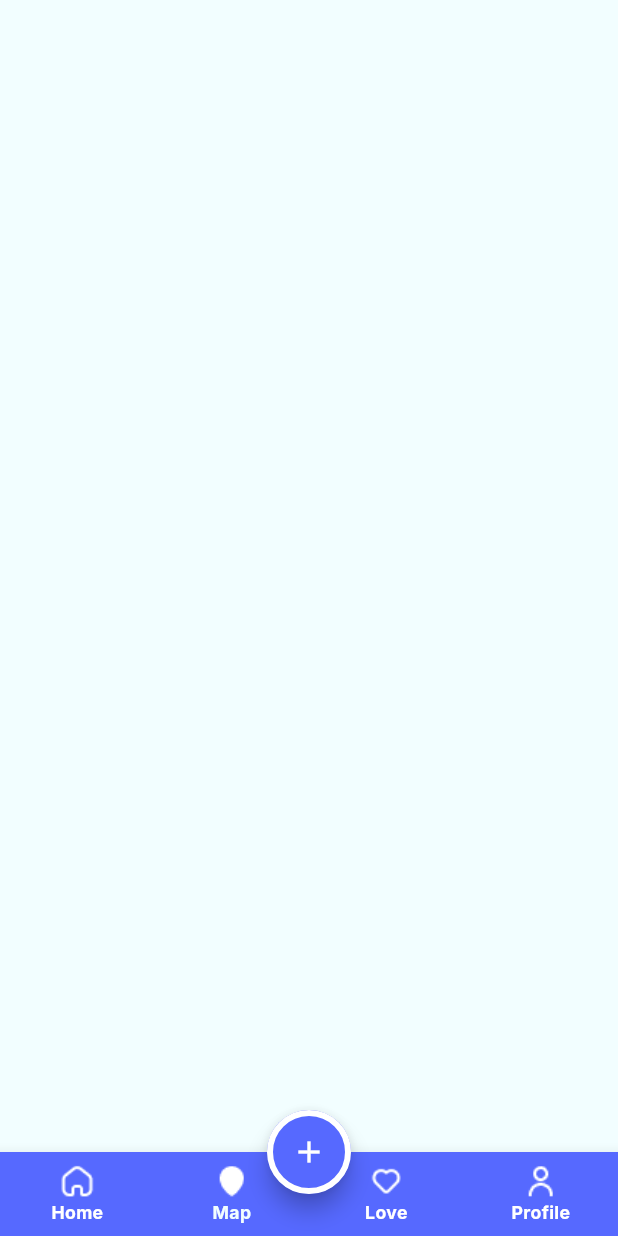
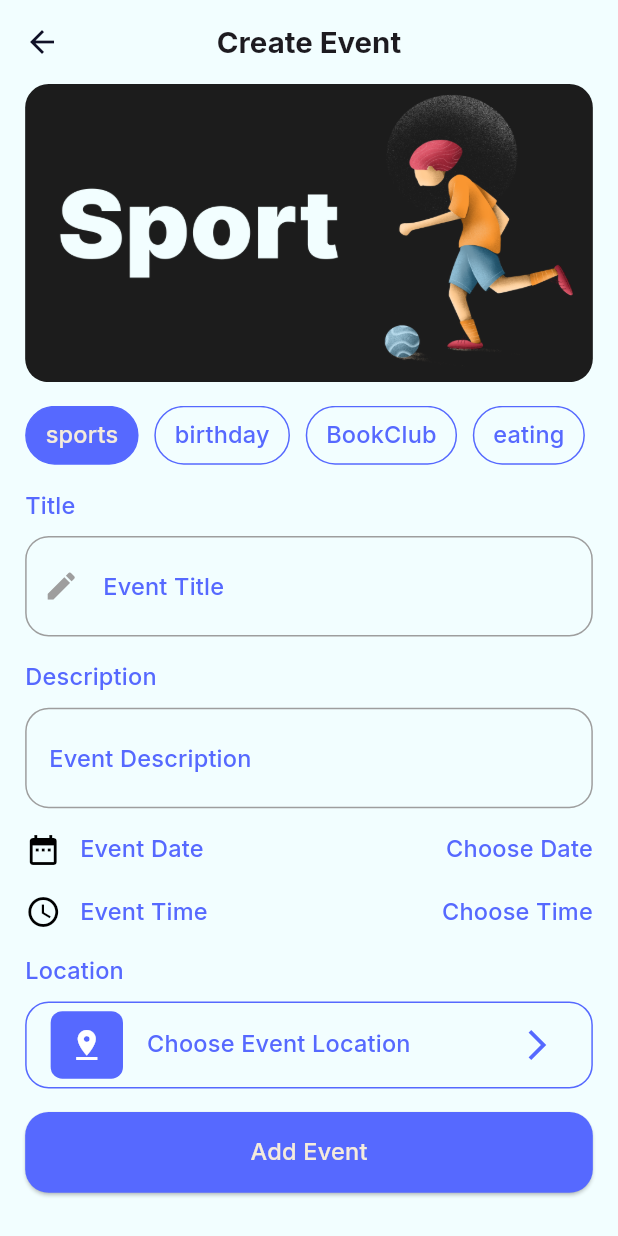
Before and after one commit to kareemezzat25/Todo, a Flutter app: the HomeView screen opened by its route, item 2 of the bottom bar chosen, after a tap on the "add" icon, on a phone screen of 412 x 824 dp. Run offline on Flutter 3.47's test engine with Material 3 defaults, Android fonts, the phone set to English and light mode, and no system bars; our stand-ins replace easy_localization, flutter_screenutil, font_awesome_flutter, google_fonts, introduction_screen, material_design_icons_flutter and 2 more; accounts and stored records are empty.

Commit message:
Create_event_ui without themeing

```diff
--- a/lib/main.dart
+++ b/lib/main.dart
@@ -4,6 +4,7 @@ import 'package:provider/provider.dart';
 import 'package:todo_app/models/cache.dart';
 import 'package:todo_app/models/theme.dart';
 import 'package:todo_app/providers/theme_provider.dart';
+import 'package:todo_app/views/create_event.dart';
 import 'package:todo_app/views/forgetPassword.dart';
 import 'package:todo_app/views/homeview.dart';
 import 'package:todo_app/views/introductionview.dart';
@@ -53,7 +54,8 @@ class TodoApp extends StatelessWidget {
             LoginView.routeName: (context) => LoginView(),
             SignUpView.routeName: (context) => SignUpView(),
             HomeView.routeName: (context) => HomeView(),
-            ForgetPasswordView.routeName: (context) => ForgetPasswordView()
+            ForgetPasswordView.routeName: (context) => ForgetPasswordView(),
+            CreateEvent.routeName: (context) => CreateEvent(),
           },
           debugShowCheckedModeBanner: false,
         );
--- a/lib/models/theme.dart
+++ b/lib/models/theme.dart
@@ -17,7 +17,10 @@ class MyThemeData {
               borderRadius: BorderRadius.circular(34.r),
               borderSide: const BorderSide(color: Colors.white, width: 4))),
       appBarTheme: const AppBarTheme(
-          elevation: 0, backgroundColor: Colors.transparent, centerTitle: true),
+          iconTheme: IconThemeData(color: primaryColordark),
+          elevation: 0,
+          backgroundColor: Colors.transparent,
+          centerTitle: true),
       bottomNavigationBarTheme: BottomNavigationBarThemeData(
         selectedLabelStyle: GoogleFonts.inter(
             fontSize: 12.sp, fontWeight: FontWeight.w700, color: Colors.white),
@@ -63,9 +66,17 @@ class MyThemeData {
           backgroundColor: primaryColordark,
           shape: OutlineInputBorder(
               borderRadius: BorderRadius.circular(34.r),
-              borderSide: BorderSide(color: secondaryColorDark, width: 4))),
-      appBarTheme: const AppBarTheme(
-          centerTitle: true, elevation: 0, backgroundColor: Colors.transparent),
+              borderSide:
+                  const BorderSide(color: secondaryColorDark, width: 4))),
+      appBarTheme: AppBarTheme(
+          iconTheme: IconThemeData(color: primarycolorlight),
+          titleTextStyle: GoogleFonts.inter(
+              fontSize: 20,
+              fontWeight: FontWeight.w400,
+              color: primarycolorlight),
+          centerTitle: true,
+          elevation: 0,
+          backgroundColor: Colors.transparent),
       bottomNavigationBarTheme: BottomNavigationBarThemeData(
           backgroundColor: primaryColordark,
           showSelectedLabels: true,
--- /dev/null
+++ b/lib/providers/create_event_provider.dart
@@ -0,0 +1,21 @@
+import 'package:flutter/material.dart';
+
+class CreateEventProvider extends ChangeNotifier {
+  int selectedIndex = 0;
+
+  List<String> eventCategories = [
+    "sports",
+    "birthday",
+    "BookClub",
+    "eating",
+    "exhibition",
+    "gaming",
+    "holiday",
+    "meeting",
+    "workshop"
+  ];
+  changeCategory(int index) {
+    selectedIndex = index;
+    notifyListeners();
+  }
+}
--- /dev/null
+++ b/lib/views/create_event.dart
@@ -0,0 +1,239 @@
+import 'package:flutter/material.dart';
+import 'package:flutter_screenutil/flutter_screenutil.dart';
+import 'package:provider/provider.dart';
+import 'package:todo_app/models/theme.dart';
+import 'package:todo_app/providers/create_event_provider.dart';
+import 'package:todo_app/providers/theme_provider.dart';
+
+class CreateEvent extends StatelessWidget {
+  static const String routeName = "createEvent";
+  const CreateEvent({super.key});
+
+  @override
+  Widget build(BuildContext context) {
+    return ChangeNotifierProvider(
+      create: (context) => CreateEventProvider(),
+      builder: (context, child) {
+        var provider = Provider.of<CreateEventProvider>(context);
+        var themeProvider = Provider.of<ThemeProvider>(context);
+        return Scaffold(
+            appBar: AppBar(
+              title: Text("Create Event"),
+            ),
+            body: Padding(
+              padding: EdgeInsets.symmetric(horizontal: 16.w),
+              child: SingleChildScrollView(
+                child: Column(
+                  crossAxisAlignment: CrossAxisAlignment.start,
+                  children: [
+                    ClipRRect(
+                      borderRadius: BorderRadius.circular(16.r),
+                      child: Image.asset(
+                        "assets/images/${provider.eventCategories[provider.selectedIndex]}.png",
+                        height: 203.h,
+                        width: double.infinity,
+                        fit: BoxFit.fill,
+                      ),
+                    ),
+                    SizedBox(
+                      height: 16.h,
+                    ),
+                    SizedBox(
+                      height: 40.h,
+                      child: ListView.separated(
+                          scrollDirection: Axis.horizontal,
+                          itemBuilder: (context, index) {
+                            return InkWell(
+                              onTap: () {
+                                provider.changeCategory(index);
+                              },
+                              child: Container(
+                                alignment: Alignment.center,
+                                padding: EdgeInsets.symmetric(horizontal: 12.w),
+                                decoration: BoxDecoration(
+                                    color: provider.selectedIndex == index
+                                        ? MyThemeData.primarycolorlight
+                                        : Colors.transparent,
+                                    borderRadius: BorderRadius.circular(36.r),
+                                    border: Border.all(
+                                        color: MyThemeData.primarycolorlight)),
+                                child: Text(
+                                  provider.eventCategories[index],
+                                  style: Theme.of(context)
+                                      .textTheme
+                                      .titleMedium!
+                                      .copyWith(
+                                          color: provider.selectedIndex == index
+                                              ? MyThemeData.secondaryColorDark
+                                              : MyThemeData.primarycolorlight),
+                                ),
+                              ),
+                            );
+                          },
+                          separatorBuilder: (context, index) {
+                            return SizedBox(
+                              width: 10.w,
+                            );
+                          },
+                          itemCount: provider.eventCategories.length),
+                    ),
+                    SizedBox(
+                      height: 16.h,
+                    ),
+                    Text(
+                      "Title",
+                      style: Theme.of(context).textTheme.titleMedium,
+                    ),
+                    SizedBox(
+                      height: 8.h,
+                    ),
+                    TextField(
+                      decoration: InputDecoration(
+                          prefixIcon: Icon(
+                            Icons.edit,
+                            color: Theme.of(context).focusColor,
+                          ),
+                          labelText: "Event Title",
+                          labelStyle: Theme.of(context).textTheme.titleMedium,
+                          border: OutlineInputBorder(
+                              borderRadius: BorderRadius.circular(16.r),
+                              borderSide: BorderSide(
+                                  color: Theme.of(context).focusColor)),
+                          enabledBorder: OutlineInputBorder(
+                              borderRadius: BorderRadius.circular(16.r),
+                              borderSide: BorderSide(
+                                  color: Theme.of(context).focusColor)),
+                          focusedBorder: OutlineInputBorder(
+                              borderRadius: BorderRadius.circular(16.r),
+                              borderSide: BorderSide(
+                                  color: Theme.of(context).primaryColor))),
+                    ),
+                    SizedBox(
+                      height: 16.h,
+                    ),
+                    Text(
+                      "Description",
+                      style: Theme.of(context).textTheme.titleMedium,
+                    ),
+                    SizedBox(
+                      height: 8.h,
+                    ),
+                    TextField(
+                      decoration: InputDecoration(
+                          labelText: "Event Description",
+                          labelStyle: Theme.of(context).textTheme.titleMedium,
+                          border: OutlineInputBorder(
+                              borderRadius: BorderRadius.circular(16.r),
+                              borderSide: BorderSide(
+                                  color: Theme.of(context).focusColor)),
+                          enabledBorder: OutlineInputBorder(
+                              borderRadius: BorderRadius.circular(16.r),
+                              borderSide: BorderSide(
+                                  color: Theme.of(context).focusColor)),
+                          focusedBorder: OutlineInputBorder(
+                              borderRadius: BorderRadius.circular(16.r),
+                              borderSide: BorderSide(
+                                  color: Theme.of(context).primaryColor))),
+                    ),
+                    SizedBox(
+                      height: 16.h,
+                    ),
+                    Row(
+                      children: [
+                        Icon(
+                          Icons.date_range,
+                          color: Colors.black,
+                        ),
+                        SizedBox(
+                          width: 12.w,
+                        ),
+                        Text(
+                          "Event Date",
+                          style: Theme.of(context).textTheme.titleMedium,
+                        ),
+                        Spacer(),
+                        Text(
+                          "Choose Date",
+                          style: Theme.of(context).textTheme.titleMedium,
+                        )
+                      ],
+                    ),
+                    SizedBox(height: 18.h),
+                    Row(
+                      children: [
+                        Icon(
+                          Icons.access_time,
+                          color: Colors.black,
+                        ),
+                        SizedBox(
+                          width: 12.w,
+                        ),
+                        Text(
+                          "Event Time",
+                          style: Theme.of(context).textTheme.titleMedium,
+                        ),
+                        Spacer(),
+                        Text(
+                          "Choose Time",
+                          style: Theme.of(context).textTheme.titleMedium,
+                        )
+                      ],
+                    ),
+                    SizedBox(
+                      height: 16.h,
+                    ),
+                    Text(
+                      "Location",
+                      style: Theme.of(context).textTheme.titleMedium,
+                    ),
+                    SizedBox(
+                      height: 8.h,
+                    ),
+                    ListTile(
+                      shape: RoundedRectangleBorder(
+                          borderRadius: BorderRadius.circular(16.r),
+                          side: BorderSide(
+                              color: Theme.of(context).primaryColor)),
+                      leading: Container(
+                        width: 46.w,
+                        height: 46.h,
+                        child: Icon(Icons.pin_drop, color: Colors.white),
+                        decoration: BoxDecoration(
+                            borderRadius: BorderRadius.circular(8.r),
+                            color: Theme.of(context).primaryColor),
+                      ),
+                      title: Text(
+                        "Choose Event Location",
+                        style: Theme.of(context).textTheme.titleMedium,
+                      ),
+                      trailing: Icon(
+                        Icons.arrow_forward_ios,
+                        size: 24,
+                        color: Theme.of(context).primaryColor,
+                      ),
+                    ),
+                    SizedBox(
+                      height: 16.h,
+                    ),
+                    ElevatedButton(
+                        onPressed: () {},
+                        style: ElevatedButton.styleFrom(
+                            minimumSize: Size(361.w, 55.h),
+                            shape: RoundedRectangleBorder(
+                                borderRadius: BorderRadius.circular(16.r)),
+                            backgroundColor: Theme.of(context).primaryColor),
+                        child: Text(
+                          "Add Event",
+                          style: Theme.of(context)
+                              .textTheme
+                              .titleMedium!
+                              .copyWith(color: MyThemeData.secondaryColorDark),
+                        ))
+                  ],
+                ),
+              ),
+            ));
+      },
+    );
+  }
+}
--- a/lib/views/homeview.dart
+++ b/lib/views/homeview.dart
@@ -1,4 +1,5 @@
 import 'package:flutter/material.dart';
+import 'package:todo_app/views/create_event.dart';
 import 'package:todo_app/views/tabs/favourite_tab.dart';
 import 'package:todo_app/views/tabs/home_tab.dart';
 import 'package:todo_app/views/tabs/map_tab.dart';
@@ -27,7 +28,9 @@ class _HomeViewState extends State<HomeView> {
     return Scaffold(
         body: tabs[selectedIndex],
         floatingActionButton: FloatingActionButton(
-          onPressed: () {},
+          onPressed: () {
+            Navigator.pushNamed(context, CreateEvent.routeName);
+          },
           child: const Icon(
             Icons.add,
             color: Colors.white,
--- a/lib/views/introductionview.dart
+++ b/lib/views/introductionview.dart
@@ -99,7 +99,9 @@ class IntroductionView extends StatelessWidget {
               children: [
                 Text("theme".tr(),
                     style: Theme.of(context).textTheme.titleLarge),
-                ToggleSwitch(
+                Directionality(
+                  textDirection: ui.TextDirection.ltr,
+                  child: ToggleSwitch(
                     minWidth: 70.0,
                     initialLabelIndex:
                         provider.themeMode == ThemeMode.light ? 0 : 1,
@@ -120,6 +122,7 @@ class IntroductionView extends StatelessWidget {
                       provider.changeTheme();
                       print('switched to: $index');
                     },
+                  ),
                 ),
               ],
             ),
--- a/lib/views/tabs/home_tab.dart
+++ b/lib/views/tabs/home_tab.dart
@@ -1,6 +1,7 @@
 import 'package:flutter/material.dart';
 import 'package:flutter_screenutil/flutter_screenutil.dart';
-import 'package:todo_app/models/theme.dart';
+import 'package:provider/provider.dart';
+import 'package:todo_app/providers/theme_provider.dart';
 import 'package:todo_app/widgets/taskitem.dart';
 
 class HomeTab extends StatelessWidget {
@@ -8,6 +9,7 @@ class HomeTab extends StatelessWidget {
 
   @override
   Widget build(BuildContext context) {
+    var provider = Provider.of<ThemeProvider>(context);
     return Scaffold(
       appBar: AppBar(
         toolbarHeight: 80.h,
@@ -34,8 +36,11 @@ class HomeTab extends StatelessWidget {
           ),
         ),
         actions: [
-          const Icon(
-            Icons.sunny,
+          IconButton(
+            onPressed: () {
+              provider.changeTheme();
+            },
+            icon: Icon(Icons.sunny),
             color: Colors.white,
           ),
           SizedBox(
```
Also changed, not shown: lib/views/forgetPassword.dart (+11 -4 lines), lib/views/loginview.dart (+38 -13 lines), lib/views/signup.dart (+39 -13 lines). Lines whose indentation alone changed are shown as unchanged.
